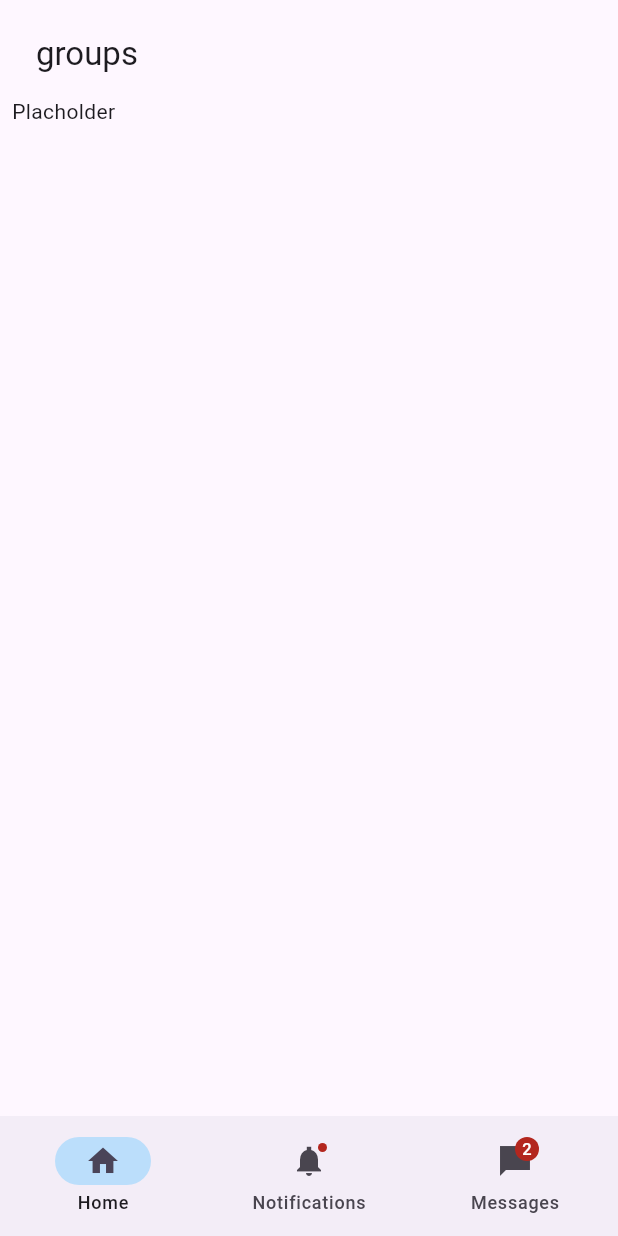
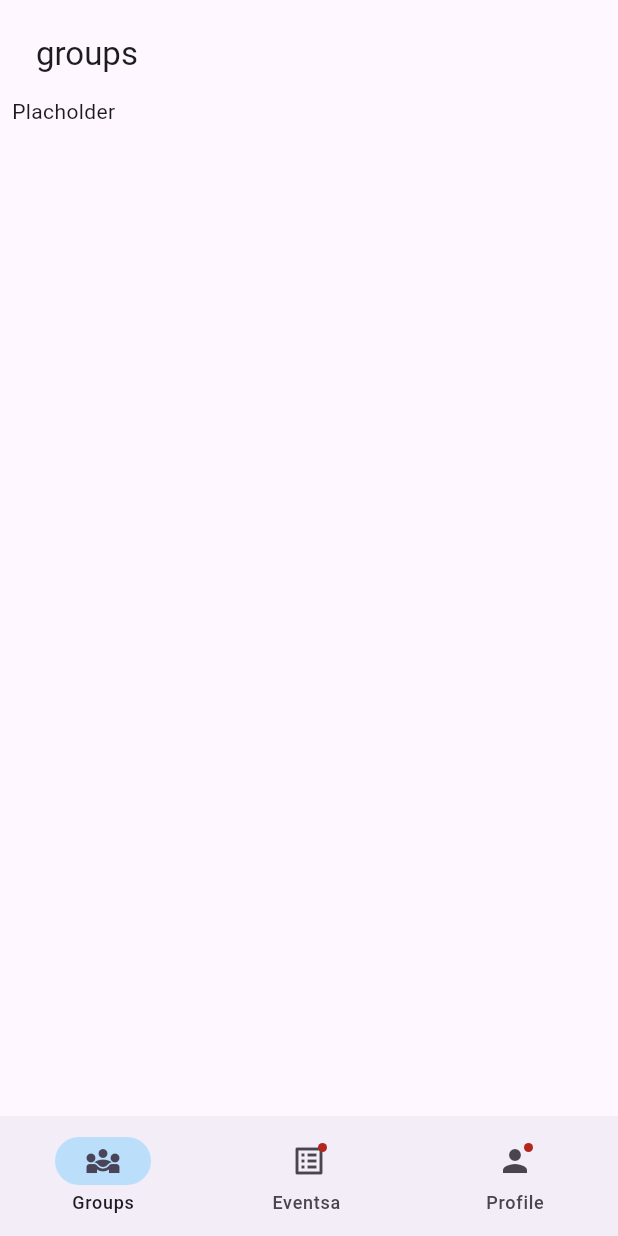
Before and after one commit to avepus/get_together, a Flutter app: the screen it shows after launch, on a phone screen of 412 x 824 dp. Run offline on Flutter 3.47's test engine with Material 3 defaults, Android fonts, the phone set to English and light mode, and no system bars.

Commit message:
update naivgatin bar icons

```diff
--- a/lib/main.dart
+++ b/lib/main.dart
@@ -52,21 +52,22 @@ class _MainNavigationState extends State<MainNavigation> {
         indicatorColor: theme.primaryColorLight,
         selectedIndex: currentPageIndex,
         destinations: const <Widget>[
+          //groups page
           NavigationDestination(
-            selectedIcon: Icon(Icons.home),
-            icon: Icon(Icons.home_outlined),
-            label: 'Home',
+            icon: Icon(Icons.diversity_3),
+            label: 'Groups',
           ),
+          //Events page
           NavigationDestination(
-            icon: Badge(child: Icon(Icons.notifications_sharp)),
-            label: 'Notifications',
+            icon: Badge(child: Icon(Icons.list_alt)),
+            label: 'Eventsa ',
           ),
+          //Profile page
           NavigationDestination(
             icon: Badge(
-              label: Text('2'),
-              child: Icon(Icons.messenger_sharp),
+              child: Icon(Icons.person),
             ),
-            label: 'Messages',
+            label: 'Profile',
           ),
         ],
       ),
```
